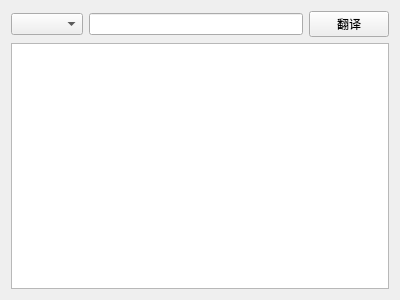
The window that kdYoudaoDictionary.ui (bkdwei/kdYoudaoDictionary) describes before a commit, drawn with Qt 5.
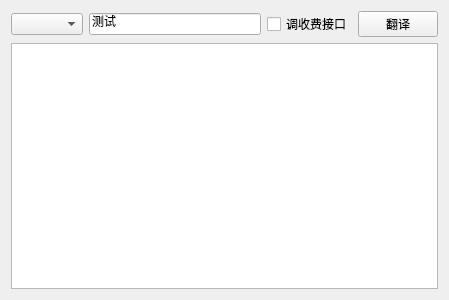
The same window after the commit.

Commit message: 新增收费接口

```diff
--- a/kdYoudaoDictionary.ui
+++ b/kdYoudaoDictionary.ui
@@ -6,7 +6,7 @@
    <rect>
     <x>0</x>
     <y>0</y>
-    <width>400</width>
+    <width>449</width>
     <height>300</height>
    </rect>
   </property>
@@ -14,21 +14,48 @@
    <string>有道字典Python版</string>
   </property>
   <layout class="QGridLayout" name="gridLayout">
+   <property name="sizeConstraint">
+    <enum>QLayout::SetDefaultConstraint</enum>
+   </property>
    <item row="0" column="0">
     <widget class="QComboBox" name="cb_from_to"/>
    </item>
    <item row="0" column="1">
-    <widget class="QLineEdit" name="le_word"/>
+    <widget class="QLineEdit" name="le_word">
+     <property name="text">
+      <string>测试</string>
+     </property>
+    </widget>
    </item>
-   <item row="0" column="2">
+   <item row="0" column="3">
     <widget class="QPushButton" name="pb_translate">
      <property name="text">
       <string>翻译</string>
      </property>
     </widget>
    </item>
-   <item row="1" column="0" colspan="3">
-    <widget class="QTextEdit" name="te_result"/>
+   <item row="0" column="2">
+    <widget class="QCheckBox" name="chkB_detail">
+     <property name="toolTip">
+      <string extracomment="使用个人申请的APPKEY调有道收费查询接口"/>
+     </property>
+     <property name="text">
+      <string>调收费接口</string>
+     </property>
+     <property name="checked">
+      <bool>false</bool>
+     </property>
+    </widget>
+   </item>
+   <item row="1" column="0" colspan="4">
+    <widget class="QTextBrowser" name="tb_result">
+     <property name="openExternalLinks">
+      <bool>false</bool>
+     </property>
+     <property name="openLinks">
+      <bool>false</bool>
+     </property>
+    </widget>
    </item>
   </layout>
  </widget>
```
Left out of the diff: 4 changed lines with no effect on the pictures. The commit also changes 5 other files.
